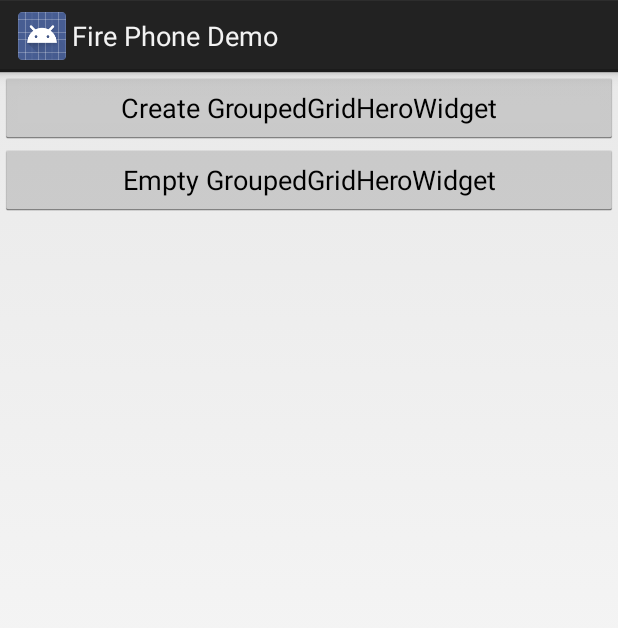
After one commit to inktomi/FirePhoneDemos, an Android app: the layout activity_widget.xml on its own in the app's theme, with its tools: preview values and no code run, on a phone screen of 412 x 824 dp. The commit adds this screen. Shown: the top 628 px of the screen. Run offline under Robolectric (Android 15) with nearby library versions, the phone set to English and light mode, and no system bars.

Commit message:
Broke home widgets into their own activity.

```diff
--- a/app/src/main/AndroidManifest.xml
+++ b/app/src/main/AndroidManifest.xml
@@ -25,10 +25,8 @@
             </intent-filter>
         </activity>
         <activity android:name=".HeadTrackingCircleActivity" />
-        <activity
-            android:name=".GestureActivity"
-            android:label="@string/title_activity_gesture" >
-        </activity>
+        <activity android:name=".GestureActivity" android:label="@string/title_activity_gesture" />
+        <activity android:name=".HomeWidgetActivity" android:label="@string/title_home_widgets"/>
 
         <!-- WidgetBroadcastReceiver receives any intents thrown by the app widget to be consumed by this app. -->
         <receiver android:name=".WidgetBroadcastReceiver"
--- /dev/null
+++ b/app/src/main/res/layout/activity_widget.xml
@@ -0,0 +1,18 @@
+<?xml version="1.0" encoding="utf-8"?>
+
+<LinearLayout xmlns:android="http://schemas.android.com/apk/res/android"
+              android:orientation="vertical"
+              android:layout_width="match_parent"
+              android:layout_height="match_parent">
+    <Button
+        android:id="@+id/btn_set_groupedgridwidget"
+        android:layout_width="fill_parent"
+        android:layout_height="wrap_content"
+        android:text="@string/tag_subsample_groupedgridwidget"/>
+
+    <Button
+        android:id="@+id/btn_set_empty_groupedgridwidget"
+        android:layout_width="fill_parent"
+        android:layout_height="wrap_content"
+        android:text="@string/tag_subsample_empty_groupedgridwidget" />
+</LinearLayout>
--- a/app/src/main/res/menu/menu_sidepanel_navigationpane.xml
+++ b/app/src/main/res/menu/menu_sidepanel_navigationpane.xml
@@ -12,6 +12,9 @@
     <navitem
         android:id="@+id/menu_gesture_sensors"
         android:title="Gesture Sensors"/>
+    <navitem
+        android:id="@+id/menu_home_widget"
+        android:title="Home Widget"/>
 
     <!-- Subgroup of navigation menu, with a dropdown list of nav items. -->
     <navgroup android:id="@+id/nav_panel_group1"
--- a/app/src/main/res/values/strings.xml
+++ b/app/src/main/res/values/strings.xml
@@ -6,6 +6,7 @@
 
     <string name="head_tracking">Head Tracking</string>
     <string name="title_activity_gesture">GestureActivity</string>
+    <string name="title_home_widgets">Home Widgets</string>
 
     <!--Gestures-->
     <string name="title_activity_side_panels">SidePanelsActivity</string>
```
Also changed, not shown: app/src/main/java/com/zappos/firephone/BaseActivity.java (+50 -6 lines), app/src/main/java/com/zappos/firephone/HomeWidgetActivity.java (renamed from app/src/main/java/com/zappos/firephone/MainActivity.java, +10 -52 lines), app/src/main/res/layout/activity_main.xml (+0 -12 lines).
